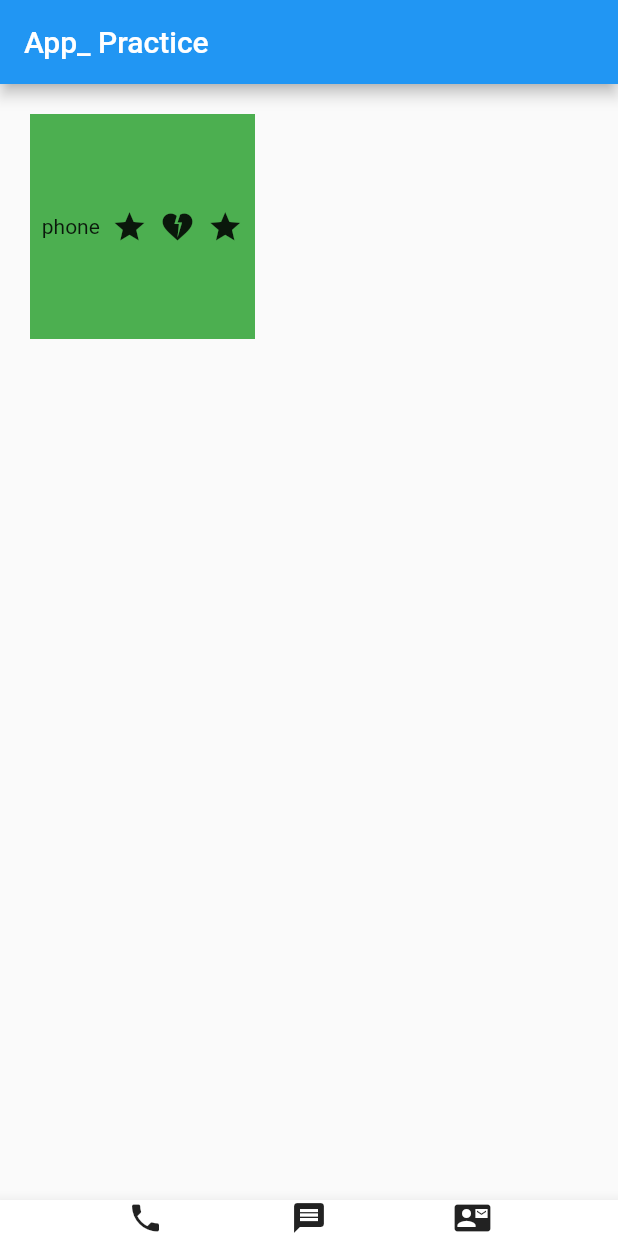
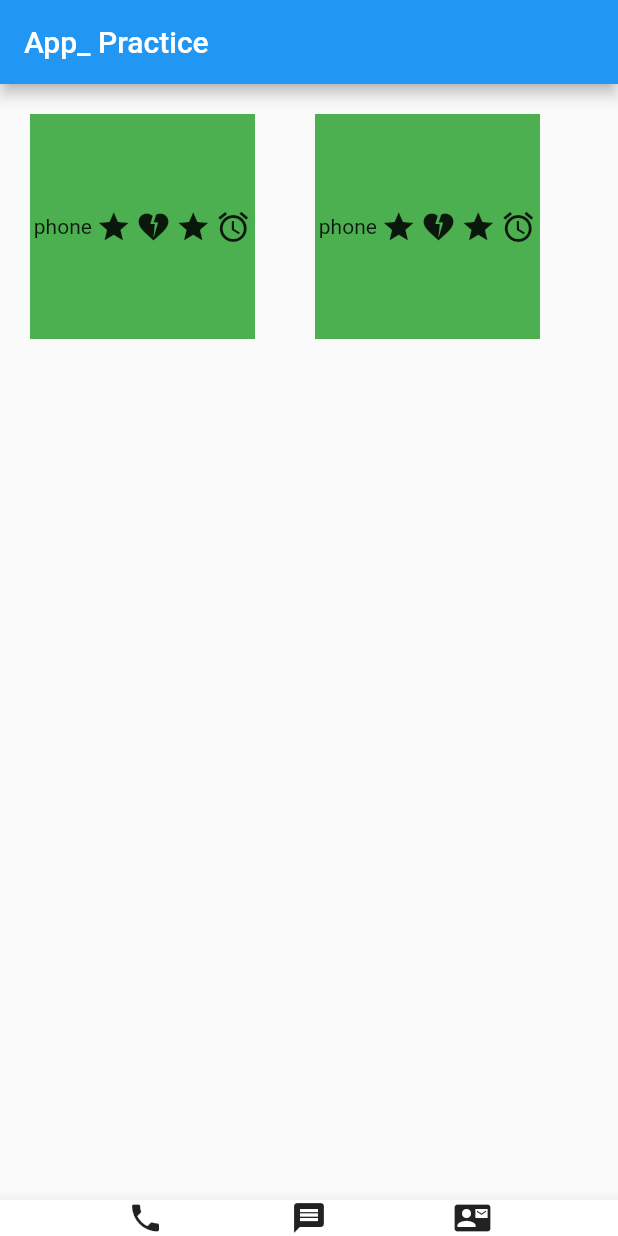
Before and after one commit to Moonseunghun/flutter-try, a Flutter app: the screen it shows after launch, on a phone screen of 412 x 824 dp. Run offline on Flutter 3.47's test engine with Material 2 defaults, Android fonts, the phone set to English and light mode, and no system bars.

Commit message:
Add: 레이아웃

```diff
--- a/lib/main.dart
+++ b/lib/main.dart
@@ -14,7 +14,25 @@ class MyApp extends StatelessWidget {
         appBar:AppBar( title : Text(
           "App_ Practice"
         )),
-        body: Container(
+        body: Row(
+          children: [
+            Container(
+              width: 150, height: 150, color: Colors.green,
+              margin: EdgeInsets.all(20),
+              child: Row(
+                  mainAxisAlignment: MainAxisAlignment.spaceEvenly,
+
+                  children: [
+                    Text('phone'),
+                    Icon(Icons.star),
+                    Icon(Icons.heart_broken),
+                    Icon(Icons.star),
+                    Icon(Icons.access_alarms_outlined)
+                  ]
+
+              ),
+            ),
+            Container(
               width: 150, height: 150, color: Colors.green,
               margin:EdgeInsets.all(20) ,
               child: Row (
@@ -24,9 +42,12 @@ class MyApp extends StatelessWidget {
                   Text('phone'),
                   Icon(Icons.star),
                   Icon(Icons.heart_broken),
-              Icon(Icons.star)
+                  Icon(Icons.star),
+                  Icon(Icons.access_alarms_outlined)
                 ]
               ),
+            ),
+          ],
         ),
         bottomNavigationBar: BottomAppBar(
           child:Row(
```
Lines whose indentation alone changed are shown as unchanged.
